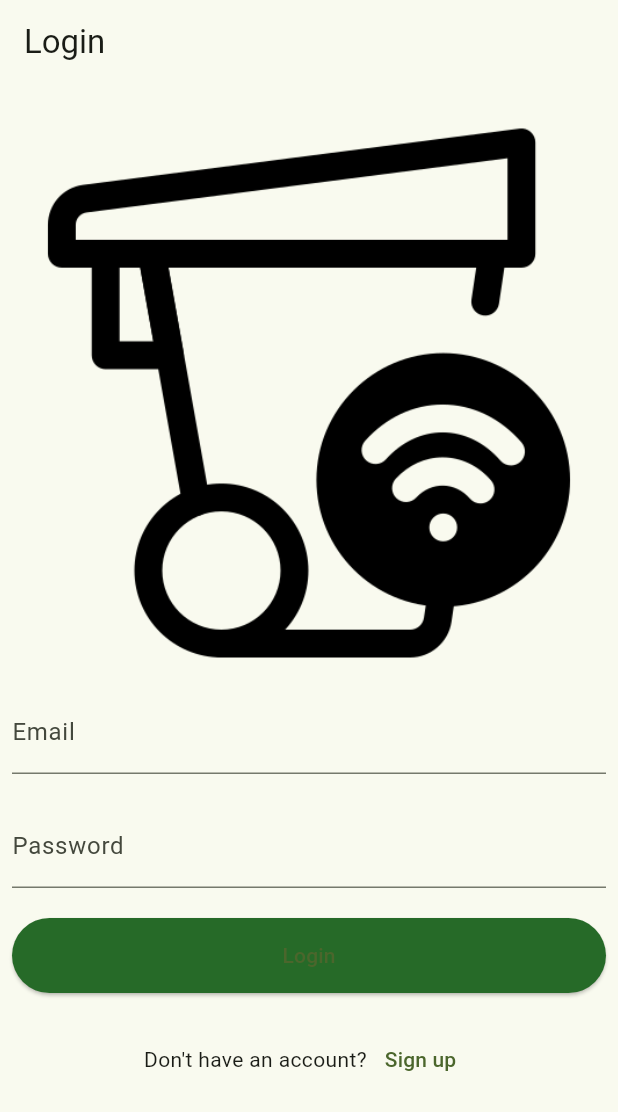
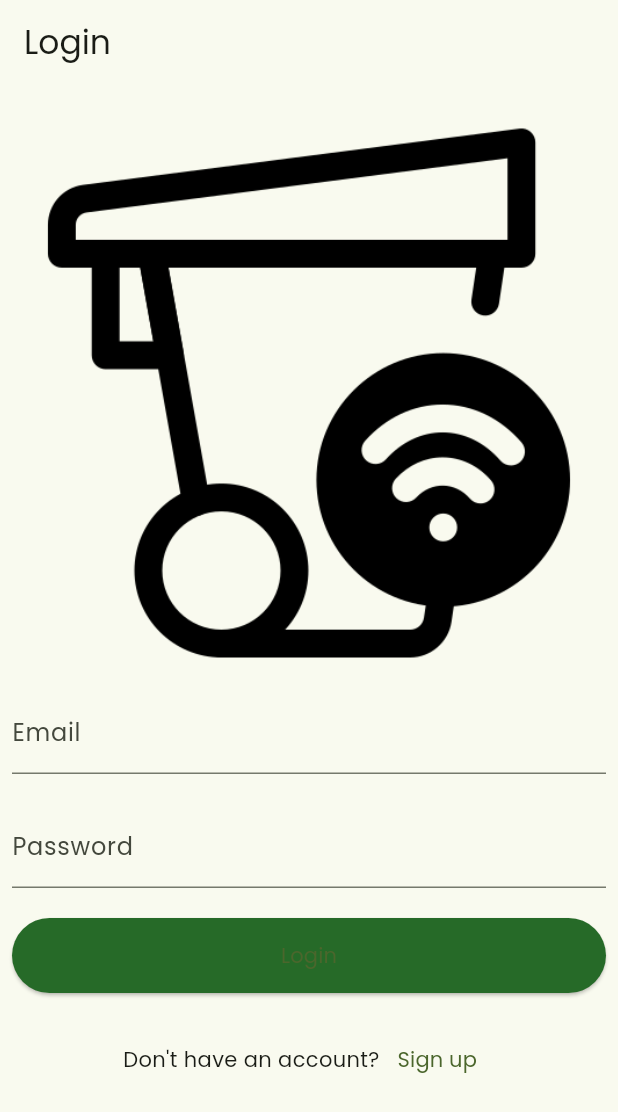
Before and after one commit to dhirajchaurasiya/Waste2Worth, a Flutter app: the screen it shows after launch, on a phone screen of 412 x 824 dp. Shown: the top 1112 px of the screen. Run offline on Flutter 3.47's test engine with Material 3 defaults, Android fonts, the phone set to English and light mode, and no system bars; our stand-ins replace cloud_firestore, firebase_auth, firebase_core, flutter_map, geolocator, latlong2; accounts and stored records are empty.

Commit message:
add font family

```diff
--- a/lib/main.dart
+++ b/lib/main.dart
@@ -25,7 +25,7 @@ class MyApp extends StatelessWidget {
       debugShowCheckedModeBanner: false,
       title: 'Waste2Worth',
       theme: ThemeData(
-
+        fontFamily: "Poppins",
         colorScheme: ColorScheme.fromSeed(seedColor: Colors.lightGreen),
         useMaterial3: true,
       ),
```
